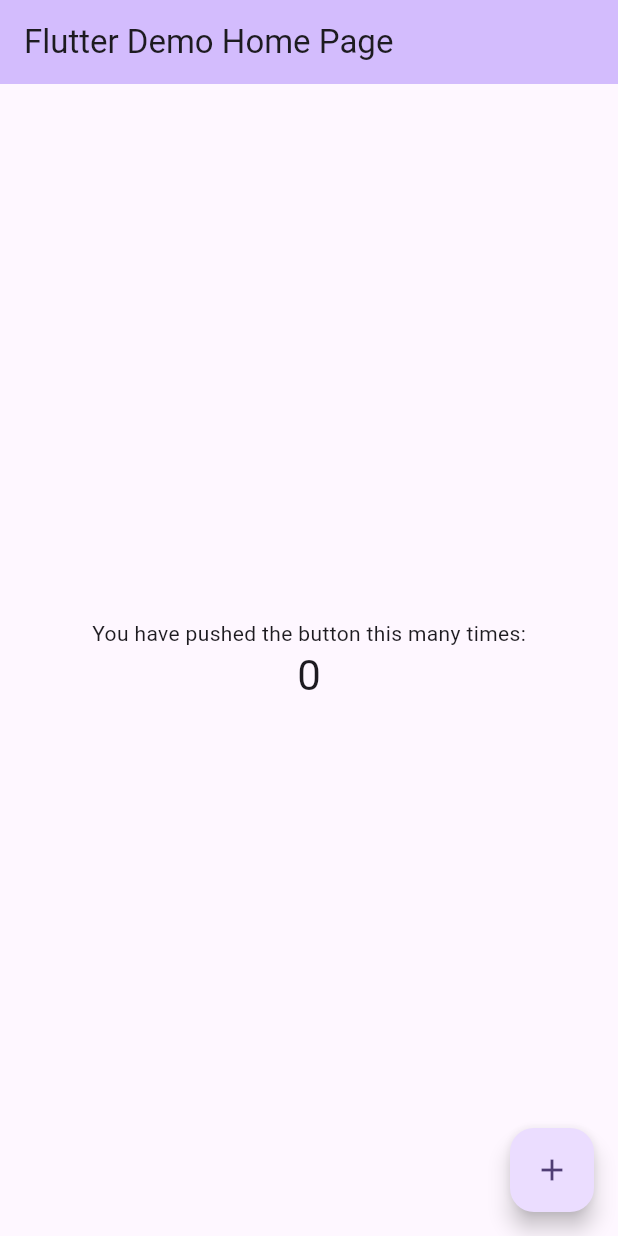
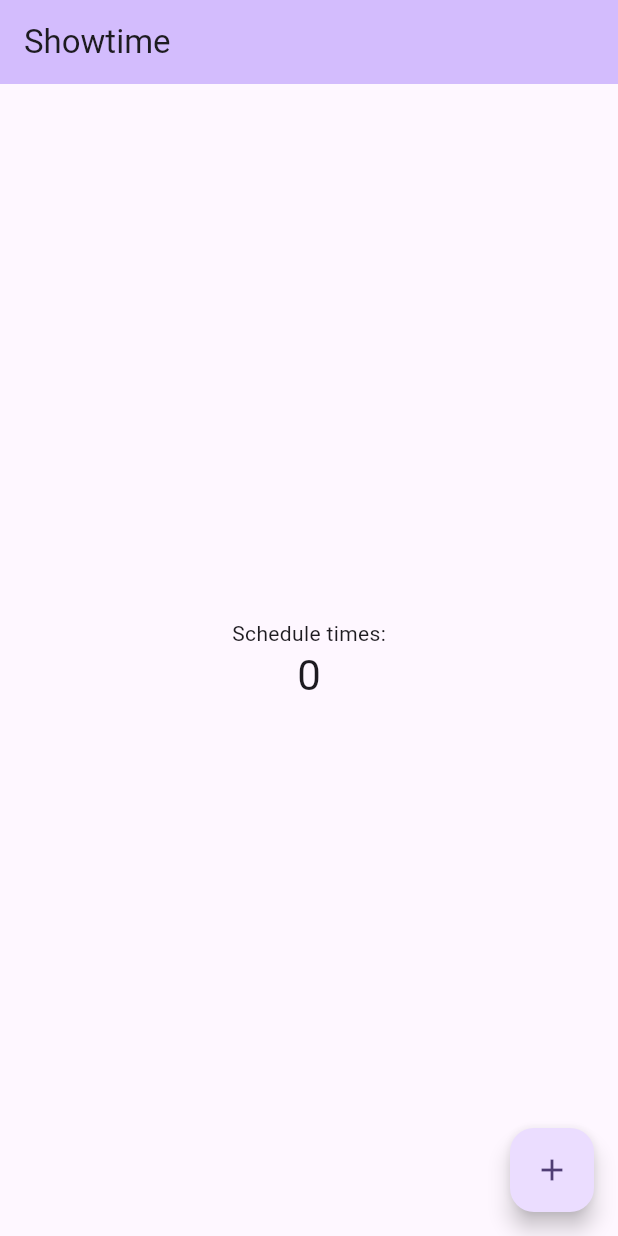
Before and after one commit to Nukaze/Showtime, a Flutter app: the screen it shows after launch, on a phone screen of 412 x 824 dp. Run offline on Flutter 3.47's test engine with Material 3 defaults, Android fonts, the phone set to English and light mode, and no system bars.

Commit message:
chore: update templete to Showtime
- change title, home bar
- remove suggest comment

```diff
--- a/showtime/lib/main.dart
+++ b/showtime/lib/main.dart
@@ -11,27 +11,18 @@ class MyApp extends StatelessWidget {
   @override
   Widget build(BuildContext context) {
     return MaterialApp(
-      title: 'Flutter Demo',
+      title: 'Showtime',
       theme: ThemeData(
         colorScheme: ColorScheme.fromSeed(seedColor: Colors.deepPurple),
         useMaterial3: true,
       ),
-      home: const MyHomePage(title: 'Flutter Demo Home Page'),
+      home: const MyHomePage(title: 'Showtime'),
     );
   }
 }
 
 class MyHomePage extends StatefulWidget {
   const MyHomePage({super.key, required this.title});
-
-  // This widget is the home page of your application. It is stateful, meaning
-  // that it has a State object (defined below) that contains fields that affect
-  // how it looks.
-
-  // This class is the configuration for the state. It holds the values (in this
-  // case the title) provided by the parent (in this case the App widget) and
-  // used by the build method of the State. Fields in a Widget subclass are
-  // always marked "final".
 
   final String title;
 
@@ -44,54 +35,23 @@ class _MyHomePageState extends State<MyHomePage> {
 
   void _incrementCounter() {
     setState(() {
-      // This call to setState tells the Flutter framework that something has
-      // changed in this State, which causes it to rerun the build method below
-      // so that the display can reflect the updated values. If we changed
-      // _counter without calling setState(), then the build method would not be
-      // called again, and so nothing would appear to happen.
       _counter++;
     });
   }
 
   @override
   Widget build(BuildContext context) {
-    // This method is rerun every time setState is called, for instance as done
-    // by the _incrementCounter method above.
-    //
-    // The Flutter framework has been optimized to make rerunning build methods
-    // fast, so that you can just rebuild anything that needs updating rather
-    // than having to individually change instances of widgets.
     return Scaffold(
       appBar: AppBar(
-        // TRY THIS: Try changing the color here to a specific color (to
-        // Colors.amber, perhaps?) and trigger a hot reload to see the AppBar
-        // change color while the other colors stay the same.
         backgroundColor: Theme.of(context).colorScheme.inversePrimary,
-        // Here we take the value from the MyHomePage object that was created by
-        // the App.build method, and use it to set our appbar title.
         title: Text(widget.title),
       ),
       body: Center(
-        // Center is a layout widget. It takes a single child and positions it
-        // in the middle of the parent.
         child: Column(
-          // Column is also a layout widget. It takes a list of children and
-          // arranges them vertically. By default, it sizes itself to fit its
-          // children horizontally, and tries to be as tall as its parent.
-          //
-          // Column has various properties to control how it sizes itself and
-          // how it positions its children. Here we use mainAxisAlignment to
-          // center the children vertically; the main axis here is the vertical
-          // axis because Columns are vertical (the cross axis would be
-          // horizontal).
-          //
-          // TRY THIS: Invoke "debug painting" (choose the "Toggle Debug Paint"
-          // action in the IDE, or press "p" in the console), to see the
-          // wireframe for each widget.
           mainAxisAlignment: MainAxisAlignment.center,
           children: <Widget>[
             const Text(
-              'You have pushed the button this many times:',
+              'Schedule times:',
             ),
             Text(
               '$_counter',
```
